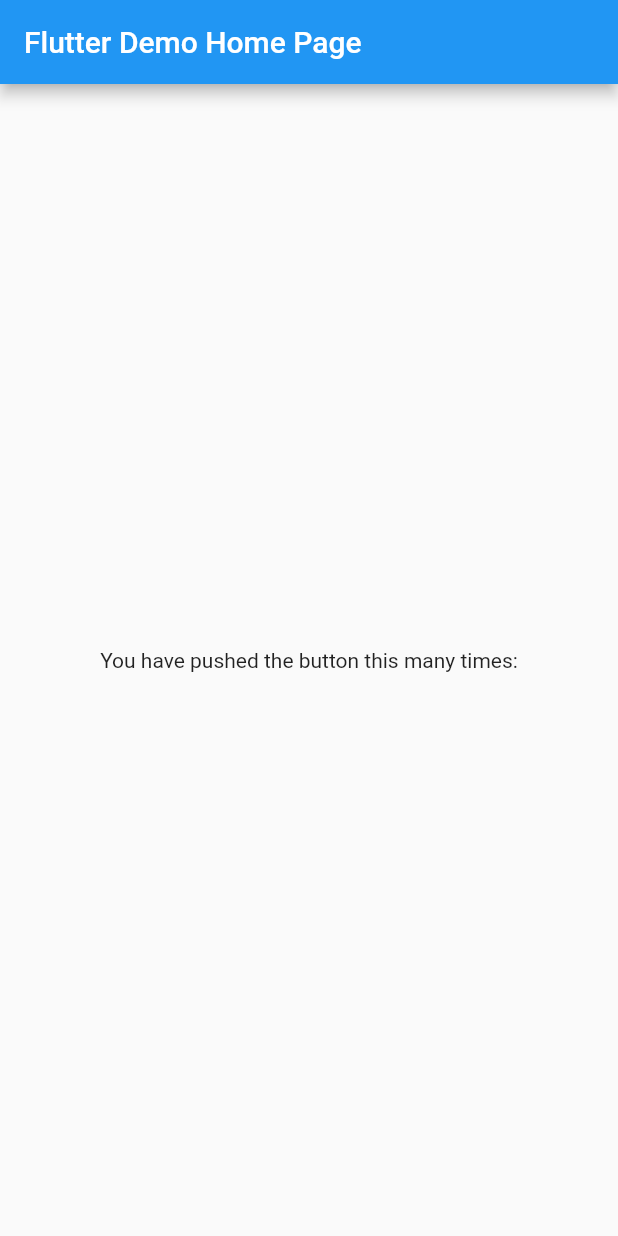
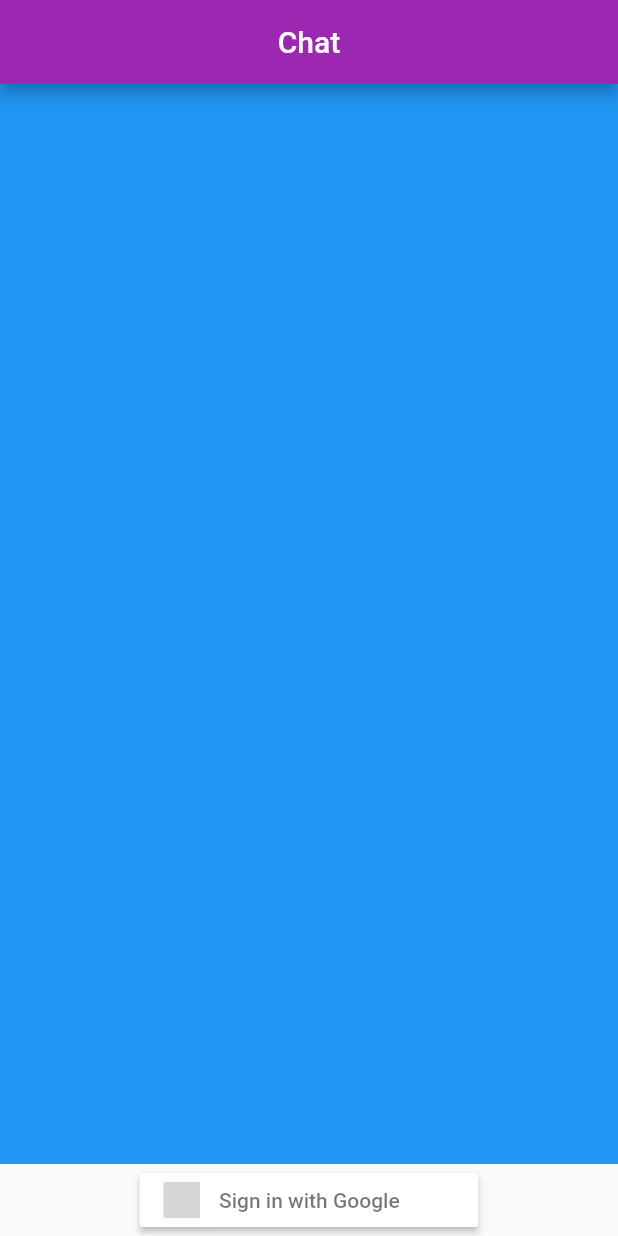
Before and after one commit to PatrickChow0803/Chat, a Flutter app: the screen it shows after launch, on a phone screen of 412 x 824 dp. Run offline on Flutter 3.47's test engine with Material 2 defaults, Android fonts, the light colour scheme and no system bars; our stand-ins replace flutter_signin_button; grey boxes are pictures that could not be loaded.

Commit message:
Implemented the initial UI of the Chat UI

```diff
--- a/lib/main.dart
+++ b/lib/main.dart
@@ -1,4 +1,6 @@
 import 'package:flutter/material.dart';
+import 'package:flutter_signin_button/button_list.dart';
+import 'package:flutter_signin_button/button_view.dart';
 
 void main() {
   runApp(MyApp());
@@ -8,11 +10,11 @@
   @override
   Widget build(BuildContext context) {
     return MaterialApp(
-      title: 'Flutter Demo',
+      title: 'Chat',
       theme: ThemeData(
-        primarySwatch: Colors.blue,
+        primarySwatch: Colors.purple,
       ),
-      home: MyHomePage(title: 'Flutter Demo Home Page'),
+      home: MyHomePage(title: 'Chat'),
     );
   }
 }
@@ -32,14 +34,27 @@
     return Scaffold(
       appBar: AppBar(
         title: Text(widget.title),
+        centerTitle: true,
       ),
+//      backgroundColor: Color(0xffdee2d6),
       body: Center(
         child: Column(
           mainAxisAlignment: MainAxisAlignment.center,
           children: <Widget>[
-            Text(
-              'You have pushed the button this many times:',
+            Expanded(
+              child: Container(
+                decoration: BoxDecoration(
+                  color: Colors.blue,
+                ),
+              ),
             ),
+            Container(
+              child: SignInButton(
+                Buttons.Google,
+                onPressed: () {},
+                padding: EdgeInsets.all(3),
+              ),
+            )
           ],
         ),
       ),
--- a/pubspec.yaml
+++ b/pubspec.yaml
@@ -28,6 +28,7 @@
   # The following adds the Cupertino Icons font to your application.
   # Use with the CupertinoIcons class for iOS style icons.
   cupertino_icons: ^1.0.1
+  flutter_signin_button: ^1.1.0
 
 dev_dependencies:
   flutter_test:
```
Also changed, not shown: pubspec.lock, 1 other file.
